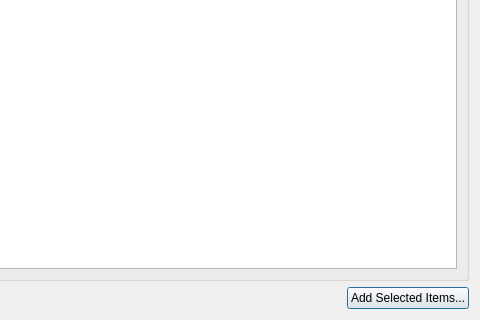
ijprest/GCDCollector, file addcomics.ui: the form before one commit; both pictures show x 419 to 899 and y 233 to 553 of the 899 by 553 pixel window.
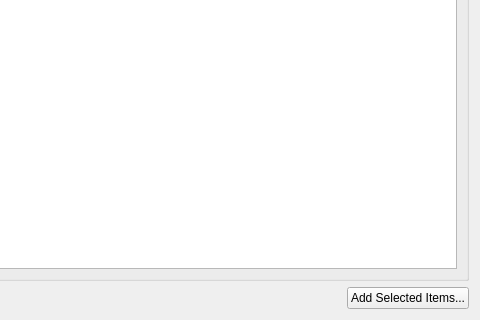
The form after the commit. Custom widgets are drawn as their Qt base class.

Patch:
```diff
--- a/addcomics.ui
+++ b/addcomics.ui
@@ -211,6 +211,9 @@
          <property name="text">
           <string>Add Selected Items...</string>
          </property>
+         <property name="autoDefault">
+          <bool>false</bool>
+         </property>
         </widget>
        </item>
       </layout>
```
Left out of the diff: 5 changed lines with no effect on the pictures.
